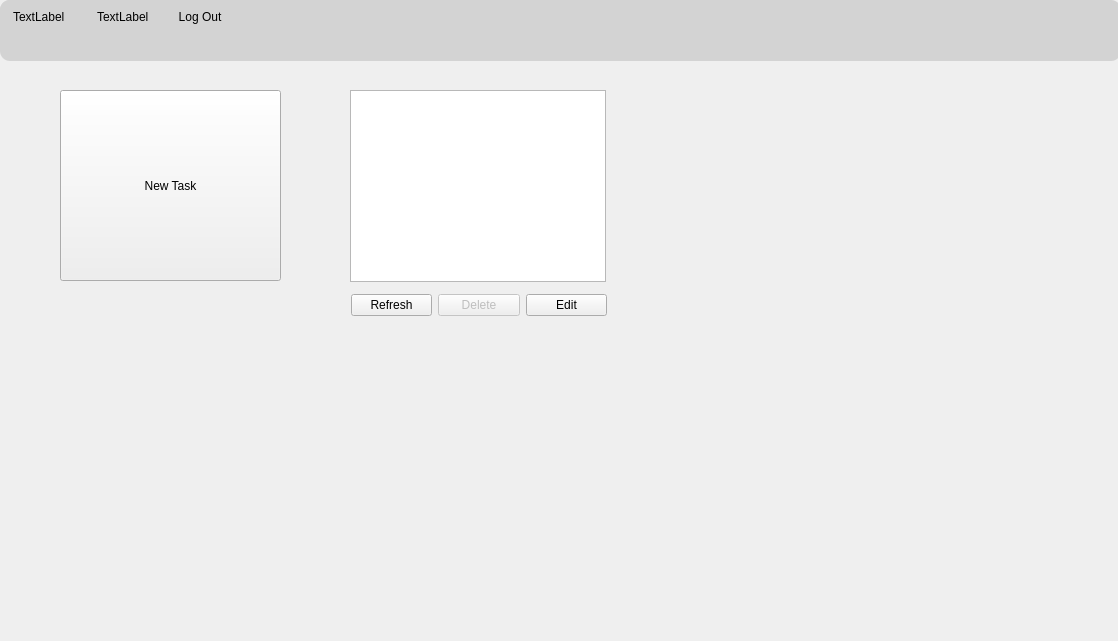
Before: the Qt Designer form mainwindow.ui in TryTask/TryTask, drawn with Qt 5.
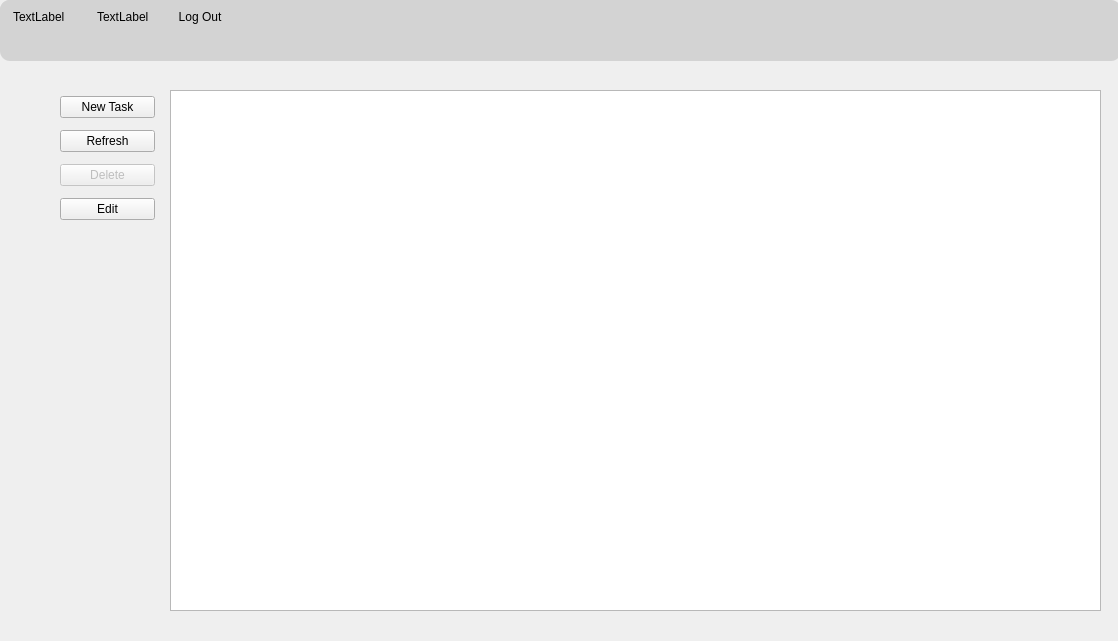
After: the same form once the commit is applied. The open tabs and pages were chosen to show the change. Icons and pictures are not drawn.

Commit message: fix-ui-new-task-button

Patch:
```diff
--- a/mainwindow.ui
+++ b/mainwindow.ui
@@ -142,39 +142,33 @@
        </item>
       </layout>
      </widget>
-     <widget class="QPushButton" name="ButtonNewTask">
-      <property name="geometry">
-       <rect>
-        <x>60</x>
-        <y>90</y>
-        <width>221</width>
-        <height>191</height>
-       </rect>
-      </property>
-      <property name="text">
-       <string>New Task</string>
-      </property>
-     </widget>
      <widget class="QListWidget" name="taskListWidget">
       <property name="geometry">
        <rect>
-        <x>350</x>
+        <x>170</x>
         <y>90</y>
-        <width>256</width>
-        <height>192</height>
+        <width>931</width>
+        <height>521</height>
        </rect>
       </property>
      </widget>
      <widget class="QWidget" name="">
       <property name="geometry">
        <rect>
-        <x>351</x>
-        <y>290</y>
-        <width>256</width>
-        <height>31</height>
+        <x>60</x>
+        <y>90</y>
+        <width>95</width>
+        <height>139</height>
        </rect>
       </property>
-      <layout class="QHBoxLayout" name="horizontalLayout_3">
+      <layout class="QVBoxLayout" name="verticalLayout_2">
+       <item>
+        <widget class="QPushButton" name="ButtonNewTask">
+         <property name="text">
+          <string>New Task</string>
+         </property>
+        </widget>
+       </item>
        <item>
         <widget class="QPushButton" name="refreshTasksButton">
          <property name="text">
```
Left out of the diff: 2 changed lines with no effect on the pictures. The commit also changes 1 other file.
